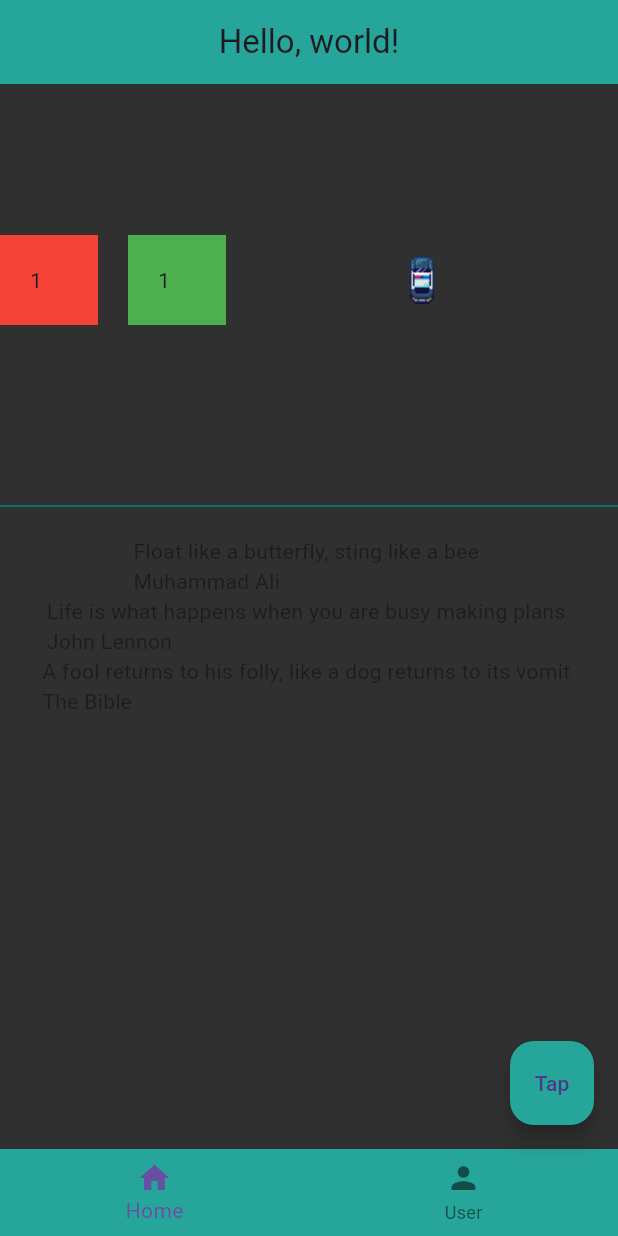
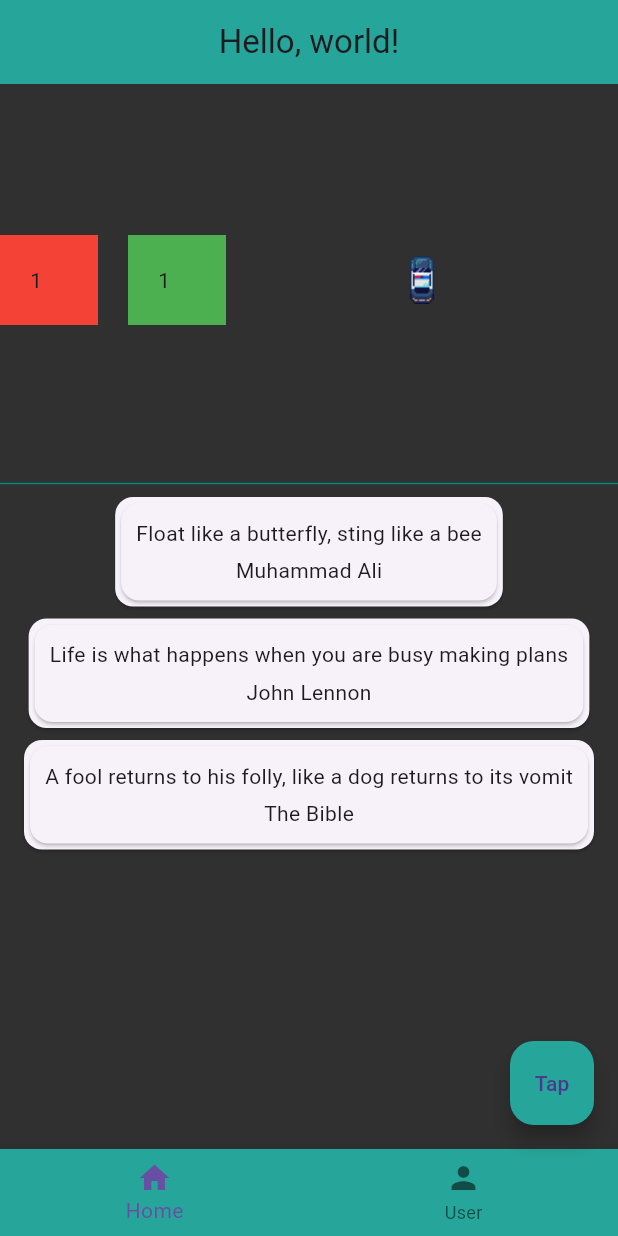
Before and after one commit to LukesRepositories/flutter_worldtime_app, a Flutter app: the screen it shows after launch, after a tap on "Tap", on a phone screen of 412 x 824 dp. Run offline on Flutter 3.47's test engine with Material 3 defaults, Android fonts, the phone set to English and light mode, and no system bars.

Commit message:
Added Card widgets as the output of getQuote

```diff
--- a/lib/main.dart
+++ b/lib/main.dart
@@ -74,12 +74,12 @@ class _HomeState extends State<Home> {
             ],
           ),
           Divider(
-            height: 40.0,
+            height: 10.0,
             color: Colors.teal[600],
           ),
           Column(
             children: quotes.map((quote) {
-              return Text(quote.getQuote());
+              return Card(child: quote.getQuote());
             }).toList(),
           ), // Nested Column
         ],
--- a/lib/quote.dart
+++ b/lib/quote.dart
@@ -1,3 +1,6 @@
+import 'package:first_flutter/main.dart';
+import 'package:flutter/material.dart';
+
 class Quote {
   String? author;
   String? snippet;
@@ -8,9 +11,22 @@ class Quote {
   }
 
 
-  String getQuote() {
-    String quote = "$snippet \n$author";
-    return quote;
+  Card getQuote() {
+    return Card(
+      // margin: EdgeInsets.all(20.0),
+      child: Padding(
+        padding: const EdgeInsets.all(10.0),
+        child: Column(
+          children: <Widget>[
+            Text(snippet ?? "--No quote available--"),
+            SizedBox(height: 5.0),
+            Text(author ?? "Unknown author")
+          ],
+        ),
+      ),
+    );
   }
 
+
+
 }
```
